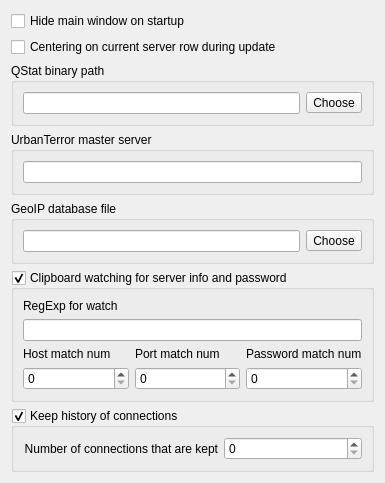
This is src/setting_forms/application_settings_form.ui in navrocky/urtconnector as Qt 5 draws it before an edit. The edited form follows.
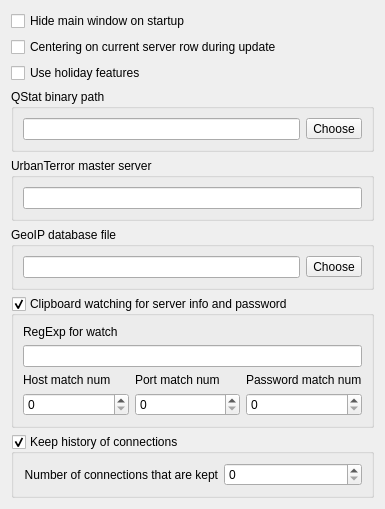
This is the edited form. Icons and pictures are not drawn.

Commit message: - Blizzard is raging in about dialog!  - christmas(and and other holidays) mode in app_settings now

```diff
--- a/src/setting_forms/application_settings_form.ui
+++ b/src/setting_forms/application_settings_form.ui
@@ -28,6 +28,13 @@
      </property>
     </widget>
    </item>
+   <item>
+    <widget class="QCheckBox" name="holiday_check">
+     <property name="text">
+      <string>Use holiday features</string>
+     </property>
+    </widget>
+   </item>
    <item>
     <widget class="QGroupBox" name="groupBox_3">
      <property name="title">
```
The commit also changes 10 other files.
